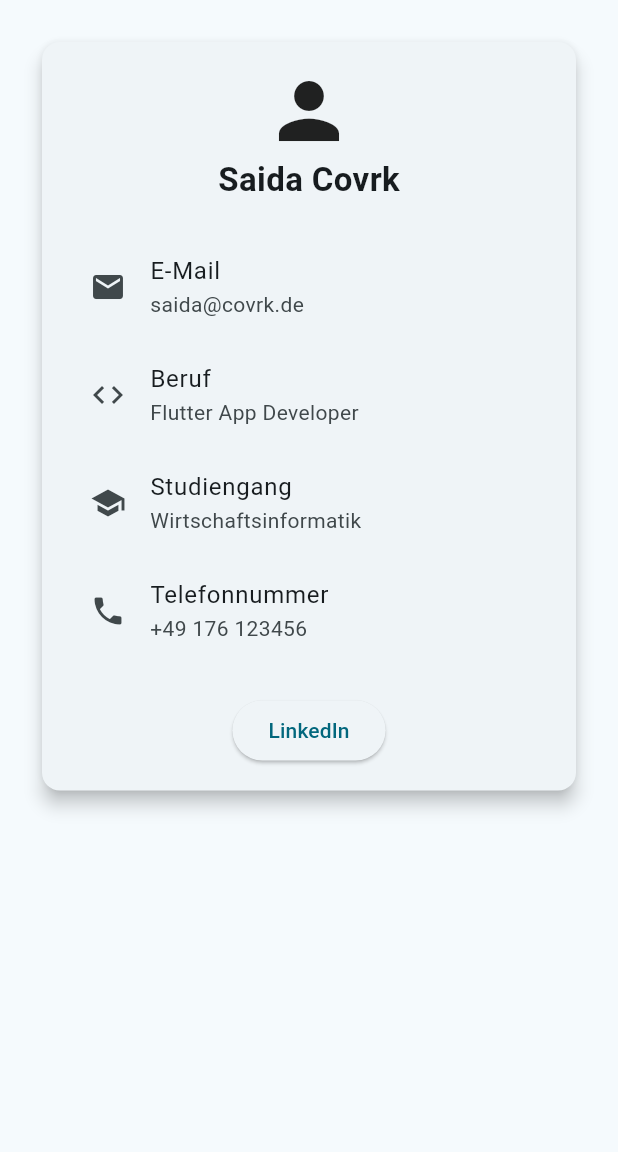
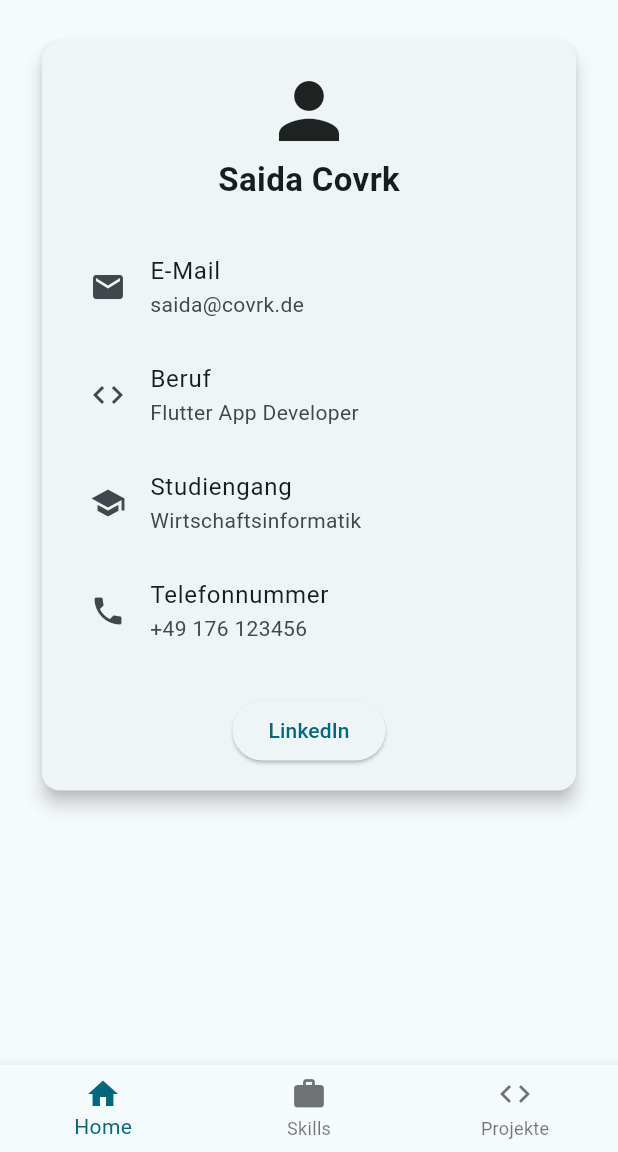
Before and after one commit to a-Bit-Of-Saida/Flutter_Einsteiger_Projekt, a Flutter app: the screen it shows after launch, on a phone screen of 412 x 824 dp, the part 84-1236 px from its top. Run offline on Flutter 3.47's test engine with Material 3 defaults, Android fonts, the phone set to English and light mode, and no system bars.

Commit message:
02 Flutter Grundlagen: Added 2 Pages: Skills and Projects
2 neue Screens hinzugefügt, sowie eine BottomNavigationBar
Button in den Projekten sind noch nicht nutzbar, Work in progress auch der Inhalt

```diff
--- a/02 Flutter Grundlagen/visitenkarten_app/lib/main.dart
+++ b/02 Flutter Grundlagen/visitenkarten_app/lib/main.dart
@@ -45,7 +45,7 @@ class MyApp extends StatelessWidget {
       title: 'Visitenkarten App',
       theme: ThemeData(
         colorScheme: ColorScheme.fromSeed(
-          seedColor: Color.fromARGB(255, 60, 167, 197),
+          seedColor: const Color.fromARGB(255, 60, 167, 197),
         ),
       ),
       home: const MyHomePage(title: 'Visitenkarten App'),
@@ -53,25 +53,25 @@ class MyApp extends StatelessWidget {
   }
 }
 
-class MyHomePage extends StatelessWidget {
+class MyHomePage extends StatefulWidget {
   const MyHomePage({super.key, required this.title});
 
   final String title;
 
+  @override
+  State<MyHomePage> createState() => _MyHomePageState();
+}
+
+class _MyHomePageState extends State<MyHomePage> {
+  int selectedIndex = 0;
+
   Future<void> openLinkedIn() async {
     final Uri linkedin = Uri.parse('https://www.linkedin.com/in/saida-covrk/');
-
     await launchUrl(linkedin, mode: LaunchMode.externalApplication);
   }
 
-  @override
-  Widget build(BuildContext context) {
-    return Scaffold(
-      appBar: AppBar(
-        backgroundColor: Theme.of(context).colorScheme.inversePrimary,
-        title: Text(title),
-      ),
-      body: Padding(
+  Widget buildHomePage() {
+    return Padding(
       padding: const EdgeInsets.all(24),
       child: Column(
         children: [
@@ -85,13 +85,9 @@ class MyHomePage extends StatelessWidget {
                   const Icon(Icons.person, size: 60),
                   const Text(
                     'Saida Covrk',
-                      style: TextStyle(
-                        fontSize: 22,
-                        fontWeight: FontWeight.bold,
-                      ),
+                    style: TextStyle(fontSize: 22, fontWeight: FontWeight.bold),
                   ),
                   const SizedBox(height: 20),
-
                   const ListTile(
                     leading: Icon(Icons.email),
                     title: Text('E-Mail'),
@@ -112,9 +108,7 @@ class MyHomePage extends StatelessWidget {
                     title: Text('Telefonnummer'),
                     subtitle: Text('+49 176 123456'),
                   ),
-
                   const SizedBox(height: 20),
-
                   ElevatedButton(
                     onPressed: openLinkedIn,
                     child: const Text('LinkedIn'),
@@ -125,6 +119,104 @@ class MyHomePage extends StatelessWidget {
           ),
         ],
       ),
+    );
+  }
+
+  Widget buildSkillsPage() {
+    return const Padding(
+      padding: EdgeInsets.all(24),
+      child: Column(
+        children: [
+          Text('Programmiersprachen'),
+          Card(
+            child: ListTile(leading: Icon(Icons.code), title: Text('Flutter')),
+          ),
+          Card(
+            child: ListTile(leading: Icon(Icons.storage), title: Text('Dart')),
+          ),
+          Card(
+            child: ListTile(
+              leading: Icon(Icons.design_services),
+              title: Text('UI Design'),
+            ),
+          ),
+          Text('Tools & Frameworks'),
+          Card(
+            child: ListTile(leading: Icon(Icons.code), title: Text('Flutter')),
+          ),
+          Text('Microsoft Software'),
+          Card(
+            child: ListTile(leading: Icon(Icons.code), title: Text('Flutter')),
+          ),
+        ],
+      ),
+    );
+  }
+
+  Widget buildProjectPage() {
+    return Padding(
+      padding: EdgeInsets.all(24),
+      child: Column(
+        children: [
+          Card(
+            child: Column(
+              children: [
+                ListTile(leading: Icon(Icons.code), title: Text('BSRN')),
+                TextButton(onPressed: () {}, child: Text('GitHub Repo')),
+              ],
+            ),
+          ),
+
+          Card(
+            child: Column(
+              children: [
+                ListTile(leading: Icon(Icons.storage), title: Text('Web')),
+                TextButton(onPressed: () {}, child: Text('GitHub Repo')),
+              ],
+            ),
+          ),
+          Card(
+            child: Column(
+              children: [
+                ListTile(
+                  leading: Icon(Icons.design_services),
+                  title: Text('AI'),
+                ),
+                TextButton(onPressed: () {}, child: Text('GitHub Repo')),
+              ],
+            ),
+          ),
+        ],
+      ),
+    );
+  }
+
+  @override
+  Widget build(BuildContext context) {
+    final List<Widget> pages = [
+      buildHomePage(),
+      buildSkillsPage(),
+      buildProjectPage(),
+    ];
+
+    return Scaffold(
+      appBar: AppBar(
+        backgroundColor: Theme.of(context).colorScheme.inversePrimary,
+        title: Text(widget.title),
+      ),
+      body: pages[selectedIndex],
+      bottomNavigationBar: BottomNavigationBar(
+        currentIndex: selectedIndex,
+        onTap: (index) {
+          setState(() {
+            selectedIndex = index;
+          });
+        },
+        items: const [
+          BottomNavigationBarItem(icon: Icon(Icons.home), label: 'Home'),
+          BottomNavigationBarItem(icon: Icon(Icons.work), label: 'Skills'),
+          BottomNavigationBarItem(icon: Icon(Icons.code), label: 'Projekte'),
+        ],
       ),
     );
   }
```
Lines whose indentation alone changed are shown as unchanged.
